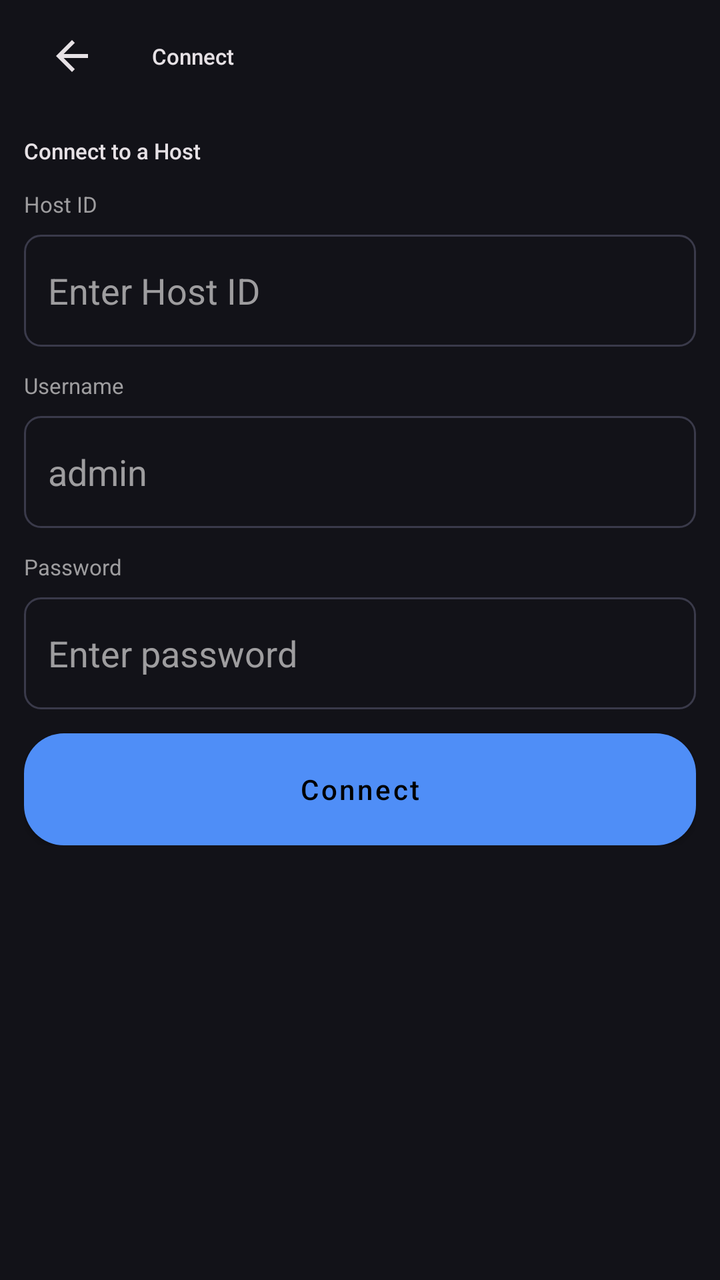
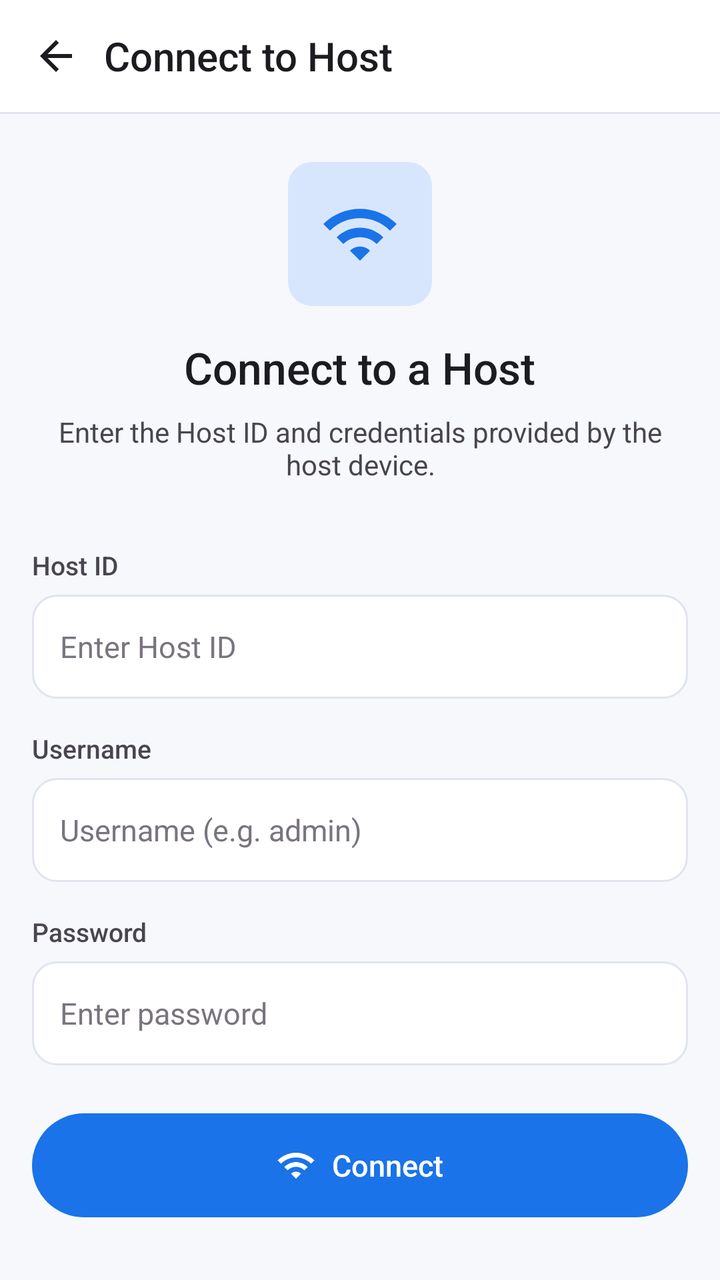

The first picture is an Android layout as it rendered before a commit; the second is the same layout after the commit. The layout source and the unified diff follow.
<!-- AndroidManifest.xml: application theme Theme.StoreMeNative -->
<!-- res/layout/activity_use_server.xml -->
<?xml version="1.0" encoding="utf-8"?>
<LinearLayout xmlns:android="http://schemas.android.com/apk/res/android"
        android:layout_width="match_parent"
        android:layout_height="match_parent"
        android:orientation="vertical"
        android:background="@color/md3_bg">

    <LinearLayout
        android:layout_width="match_parent"
        android:layout_height="56dp"
        android:orientation="horizontal"
        android:gravity="center_vertical"
        android:paddingHorizontal="12dp">
        <ImageView
        android:id="@+id/btnBack"
        android:layout_width="48dp"
        android:layout_height="48dp"
        android:src="@drawable/ic_back"
        android:tint="@color/md3_text_primary"
        android:padding="12dp"
        android:background="?attr/selectableItemBackgroundBorderless"
        android:clickable="true"
        android:focusable="true"/>
        <TextView
        android:layout_width="wrap_content"
        android:layout_height="wrap_content"
        android:text="Connect"
        android:textColor="@color/md3_text_primary"
        android:textSize="11sp"
        android:fontFamily="sans-serif-medium"
        android:layout_marginStart="16dp"/>
    </LinearLayout>

    <ScrollView
        android:layout_width="match_parent"
        android:layout_height="match_parent"
        android:padding="12dp">
        <LinearLayout
        android:layout_width="match_parent"
        android:layout_height="wrap_content"
        android:orientation="vertical">

            <TextView
        android:layout_width="wrap_content"
        android:layout_height="wrap_content"
        android:text="Connect to a Host"
        android:textSize="11sp"
        android:textColor="@color/md3_text_primary"
        android:fontFamily="sans-serif-medium"
        android:layout_marginBottom="12dp"/>

            <TextView
        android:layout_width="wrap_content"
        android:layout_height="wrap_content"
        android:text="Host ID"
        android:textColor="@color/md3_text_secondary"
        android:textSize="11sp"
        android:layout_marginBottom="8dp"/>
            <EditText
        android:id="@+id/editConnectId"
        android:layout_width="match_parent"
        android:layout_height="56dp"
        android:background="@drawable/bg_md3_input"
        android:paddingHorizontal="12dp"
        android:textColor="@color/md3_text_primary"
        android:textColorHint="@color/md3_text_secondary"
        android:hint="Enter Host ID"
        android:layout_marginBottom="12dp"/>

            <TextView
        android:layout_width="wrap_content"
        android:layout_height="wrap_content"
        android:text="Username"
        android:textColor="@color/md3_text_secondary"
        android:textSize="11sp"
        android:layout_marginBottom="8dp"/>
            <EditText
        android:id="@+id/editConnectUsername"
        android:layout_width="match_parent"
        android:layout_height="56dp"
        android:background="@drawable/bg_md3_input"
        android:paddingHorizontal="12dp"
        android:textColor="@color/md3_text_primary"
        android:textColorHint="@color/md3_text_secondary"
        android:hint="admin"
        android:layout_marginBottom="12dp"/>

            <TextView
        android:layout_width="wrap_content"
        android:layout_height="wrap_content"
        android:text="Password"
        android:textColor="@color/md3_text_secondary"
        android:textSize="11sp"
        android:layout_marginBottom="8dp"/>
            <EditText
        android:id="@+id/editConnectPassword"
        android:layout_width="match_parent"
        android:layout_height="56dp"
        android:background="@drawable/bg_md3_input"
        android:paddingHorizontal="12dp"
        android:textColor="@color/md3_text_primary"
        android:textColorHint="@color/md3_text_secondary"
        android:hint="Enter password"
        android:inputType="textPassword"/>

            <ProgressBar
        android:id="@+id/progressLoading"
        android:layout_width="wrap_content"
        android:layout_height="wrap_content"
        android:layout_gravity="center"
        android:layout_marginTop="12dp"
        android:visibility="gone"/>
            <TextView
        android:id="@+id/textLoading"
        android:layout_width="wrap_content"
        android:layout_height="wrap_content"
        android:layout_gravity="center"
        android:layout_marginTop="8dp"
        android:textColor="@color/md3_text_secondary"
        android:textSize="11sp"
        android:visibility="gone"/>


            <Button
        android:background="@drawable/bg_md3_button"
        android:textColor="#000000"
        android:textAllCaps="false"
        android:textSize="14sp"
        android:id="@+id/btnConnect"
        android:layout_width="match_parent"
        android:layout_height="56dp"
        android:layout_marginTop="12dp"
        android:text="Connect"
        android:fontFamily="sans-serif-medium"/>

            <Button
        android:background="@drawable/bg_md3_button"
        android:textColor="#000000"
        android:textAllCaps="false"
        android:textSize="14sp"
        android:id="@+id/btnRequestAccess"
        android:layout_width="match_parent"
        android:layout_height="56dp"
        android:layout_marginTop="12dp"
        android:text="Request Access"
        android:fontFamily="sans-serif-medium"
        android:visibility="gone"/>
        </LinearLayout>
    </ScrollView>
</LinearLayout>
<!-- resources referenced by this layout -->
<resources>
  <color name="md3_bg">#121218</color>
  <color name="md3_text_primary">#E6E1E5</color>
  <color name="md3_text_secondary">#9E9D9F</color>
  <!-- drawable bg_md3_button (drawable) -->
  <?xml version="1.0" encoding="utf-8"?>
  <shape xmlns:android="http://schemas.android.com/apk/res/android" android:shape="rectangle">
      <solid android:color="@color/md3_primary" />
      <corners android:radius="20dp" />
  </shape>
  <!-- drawable bg_md3_input (drawable) -->
  <?xml version="1.0" encoding="utf-8"?>
  <shape xmlns:android="http://schemas.android.com/apk/res/android">
      <solid android:color="@color/transparent"/>
      <stroke android:width="1dp" android:color="@color/md3_outline"/>
      <corners android:radius="8dp"/>
      <padding android:left="16dp" android:right="16dp" android:top="16dp" android:bottom="16dp"/>
  </shape>
  <!-- drawable ic_back (drawable) -->
  <vector xmlns:android="http://schemas.android.com/apk/res/android" android:width="24dp" android:height="24dp" android:viewportWidth="24" android:viewportHeight="24"><path android:pathData="M20 11H7.83l5.59-5.59L12 4l-8 8 8 8 1.41-1.41L7.83 13H20v-2z" android:fillColor="#111827"/></vector>
  <style name="Theme.StoreMeNative" parent="Theme.MaterialComponents.DayNight.NoActionBar">
          <item name="android:windowBackground">@color/md3_bg</item>
          <item name="android:statusBarColor">@color/md3_bg</item>
          <item name="android:windowLightStatusBar">false</item>
          <item name="colorPrimary">@color/md3_primary</item>
          <item name="colorAccent">@color/md3_primary</item>
          
          
          <item name="colorControlHighlight">#33FFFFFF</item>
      </style>
  <color name="md3_primary">#4F8EF7</color>
  <color name="transparent">#00000000</color>
  <color name="md3_outline">#3A3A4A</color>
</resources>

<!-- the commit's change to res/layout/activity_use_server.xml (unified diff, before → after) -->
@@ -1,150 +1,215 @@
 <?xml version="1.0" encoding="utf-8"?>
 <LinearLayout xmlns:android="http://schemas.android.com/apk/res/android"
-        android:layout_width="match_parent"
-        android:layout_height="match_parent"
-        android:orientation="vertical"
-        android:background="@color/md3_bg">
-
+    android:layout_width="match_parent"
+    android:layout_height="match_parent"
+    android:orientation="vertical"
+    android:background="@color/md3_bg">
+
+    
     <LinearLayout
         android:layout_width="match_parent"
         android:layout_height="56dp"
         android:orientation="horizontal"
         android:gravity="center_vertical"
-        android:paddingHorizontal="12dp">
+        android:paddingHorizontal="4dp"
+        android:background="@color/md3_surface">
         <ImageView
-        android:id="@+id/btnBack"
-        android:layout_width="48dp"
-        android:layout_height="48dp"
-        android:src="@drawable/ic_back"
-        android:tint="@color/md3_text_primary"
-        android:padding="12dp"
-        android:background="?attr/selectableItemBackgroundBorderless"
-        android:clickable="true"
-        android:focusable="true"/>
+            android:id="@+id/btnBack"
+            android:layout_width="48dp"
+            android:layout_height="48dp"
+            android:src="@drawable/ic_back"
+            android:tint="@color/md3_text_primary"
+            android:padding="12dp"
+            android:background="?attr/selectableItemBackgroundBorderless"
+            android:clickable="true"
+            android:focusable="true"/>
         <TextView
-        android:layout_width="wrap_content"
-        android:layout_height="wrap_content"
-        android:text="Connect"
-        android:textColor="@color/md3_text_primary"
-        android:textSize="11sp"
-        android:fontFamily="sans-serif-medium"
-        android:layout_marginStart="16dp"/>
+            android:layout_width="0dp"
+            android:layout_height="wrap_content"
+            android:layout_weight="1"
+            android:text="Connect to Host"
+            android:textColor="@color/md3_text_primary"
+            android:textSize="20sp"
+            android:fontFamily="sans-serif-medium"/>
     </LinearLayout>
+
+    <View android:layout_width="match_parent" android:layout_height="1dp"
+        android:background="@color/md3_outline"/>
 
     <ScrollView
         android:layout_width="match_parent"
         android:layout_height="match_parent"
-        android:padding="12dp">
+        android:padding="16dp">
         <LinearLayout
-        android:layout_width="match_parent"
-        android:layout_height="wrap_content"
-        android:orientation="vertical">
-
-            <TextView
-        android:layout_width="wrap_content"
-        android:layout_height="wrap_content"
-        android:text="Connect to a Host"
-        android:textSize="11sp"
-        android:textColor="@color/md3_text_primary"
-        android:fontFamily="sans-serif-medium"
-        android:layout_marginBottom="12dp"/>
-
-            <TextView
-        android:layout_width="wrap_content"
-        android:layout_height="wrap_content"
-        android:text="Host ID"
-        android:textColor="@color/md3_text_secondary"
-        android:textSize="11sp"
-        android:layout_marginBottom="8dp"/>
+            android:layout_width="match_parent"
+            android:layout_height="wrap_content"
+            android:orientation="vertical">
+
+            
+            <FrameLayout
+                android:layout_width="72dp"
+                android:layout_height="72dp"
+                android:background="@drawable/bg_md3_icon_container"
+                android:layout_gravity="center_horizontal"
+                android:layout_marginBottom="16dp"
+                android:layout_marginTop="8dp">
+                <ImageView
+                    android:layout_width="40dp"
+                    android:layout_height="40dp"
+                    android:src="@drawable/ic_connect"
+                    android:tint="@color/md3_primary"
+                    android:layout_gravity="center"/>
+            </FrameLayout>
+
+            <TextView
+                android:layout_width="wrap_content"
+                android:layout_height="wrap_content"
+                android:text="Connect to a Host"
+                android:textSize="22sp"
+                android:fontFamily="sans-serif-medium"
+                android:textColor="@color/md3_text_primary"
+                android:layout_gravity="center_horizontal"
+                android:layout_marginBottom="8dp"/>
+
+            <TextView
+                android:layout_width="wrap_content"
+                android:layout_height="wrap_content"
+                android:text="Enter the Host ID and credentials provided by the host device."
+                android:textSize="14sp"
+                android:textColor="@color/md3_text_secondary"
+                android:gravity="center"
+                android:layout_gravity="center_horizontal"
+                android:layout_marginBottom="32dp"/>
+
+            
+            <TextView
+                android:layout_width="wrap_content"
+                android:layout_height="wrap_content"
+                android:text="Host ID"
+                android:textColor="@color/md3_text_secondary"
+                android:textSize="13sp"
+                android:fontFamily="sans-serif-medium"
+                android:layout_marginBottom="6dp"/>
             <EditText
-        android:id="@+id/editConnectId"
-        android:layout_width="match_parent"
-        android:layout_height="56dp"
-        android:background="@drawable/bg_md3_input"
-        android:paddingHorizontal="12dp"
-        android:textColor="@color/md3_text_primary"
-        android:textColorHint="@color/md3_text_secondary"
-        android:hint="Enter Host ID"
-        android:layout_marginBottom="12dp"/>
-
-            <TextView
-        android:layout_width="wrap_content"
-        android:layout_height="wrap_content"
-        android:text="Username"
-        android:textColor="@color/md3_text_secondary"
-        android:textSize="11sp"
-        android:layout_marginBottom="8dp"/>
+                android:id="@+id/editConnectId"
+                android:layout_width="match_parent"
+                android:layout_height="52dp"
+                android:background="@drawable/bg_md3_input"
+                android:paddingHorizontal="14dp"
+                android:textColor="@color/md3_text_primary"
+                android:textColorHint="@color/md3_text_tertiary"
+                android:hint="Enter Host ID"
+                android:textSize="15sp"
+                android:layout_marginBottom="16dp"/>
+
+            
+            <TextView
+                android:layout_width="wrap_content"
+                android:layout_height="wrap_content"
+                android:text="Username"
+                android:textColor="@color/md3_text_secondary"
+                android:textSize="13sp"
+                android:fontFamily="sans-serif-medium"
+                android:layout_marginBottom="6dp"/>
             <EditText
-        android:id="@+id/editConnectUsername"
-        android:layout_width="match_parent"
-        android:layout_height="56dp"
-        android:background="@drawable/bg_md3_input"
-        android:paddingHorizontal="12dp"
-        android:textColor="@color/md3_text_primary"
-        android:textColorHint="@color/md3_text_secondary"
-        android:hint="admin"
-        android:layout_marginBottom="12dp"/>
-
-            <TextView
-        android:layout_width="wrap_content"
-        android:layout_height="wrap_content"
-        android:text="Password"
-        android:textColor="@color/md3_text_secondary"
-        android:textSize="11sp"
-        android:layout_marginBottom="8dp"/>
+                android:id="@+id/editConnectUsername"
+                android:layout_width="match_parent"
+                android:layout_height="52dp"
+                android:background="@drawable/bg_md3_input"
+                android:paddingHorizontal="14dp"
+                android:textColor="@color/md3_text_primary"
+                android:textColorHint="@color/md3_text_tertiary"
+                android:hint="Username (e.g. admin)"
+                android:textSize="15sp"
+                android:layout_marginBottom="16dp"/>
+
+            
+            <TextView
+                android:layout_width="wrap_content"
+                android:layout_height="wrap_content"
+                android:text="Password"
+                android:textColor="@color/md3_text_secondary"
+                android:textSize="13sp"
+                android:fontFamily="sans-serif-medium"
+                android:layout_marginBottom="6dp"/>
             <EditText
-        android:id="@+id/editConnectPassword"
-        android:layout_width="match_parent"
-        android:layout_height="56dp"
-        android:background="@drawable/bg_md3_input"
-        android:paddingHorizontal="12dp"
-        android:textColor="@color/md3_text_primary"
-        android:textColorHint="@color/md3_text_secondary"
-        android:hint="Enter password"
-        android:inputType="textPassword"/>
-
+                android:id="@+id/editConnectPassword"
+                android:layout_width="match_parent"
+                android:layout_height="52dp"
+                android:background="@drawable/bg_md3_input"
+                android:paddingHorizontal="14dp"
+                android:textColor="@color/md3_text_primary"
+                android:textColorHint="@color/md3_text_tertiary"
+                android:hint="Enter password"
+                android:inputType="textPassword"
+                android:textSize="15sp"
+                android:layout_marginBottom="24dp"/>
+
+            
             <ProgressBar
-        android:id="@+id/progressLoading"
-        android:layout_width="wrap_content"
-        android:layout_height="wrap_content"
-        android:layout_gravity="center"
-        android:layout_marginTop="12dp"
-        android:visibility="gone"/>
-            <TextView
-        android:id="@+id/textLoading"
-        android:layout_width="wrap_content"
-        android:layout_height="wrap_content"
-        android:layout_gravity="center"
-        android:layout_marginTop="8dp"
-        android:textColor="@color/md3_text_secondary"
-        android:textSize="11sp"
-        android:visibility="gone"/>
-
-
-            <Button
-        android:background="@drawable/bg_md3_button"
-        android:textColor="#000000"
-        android:textAllCaps="false"
-        android:textSize="14sp"
-        android:id="@+id/btnConnect"
-        android:layout_width="match_parent"
-        android:layout_height="56dp"
-        android:layout_marginTop="12dp"
-        android:text="Connect"
-        android:fontFamily="sans-serif-medium"/>
-
-            <Button
-        android:background="@drawable/bg_md3_button"
-        android:textColor="#000000"
-        android:textAllCaps="false"
-        android:textSize="14sp"
-        android:id="@+id/btnRequestAccess"
-        android:layout_width="match_parent"
-        android:layout_height="56dp"
-        android:layout_marginTop="12dp"
-        android:text="Request Access"
-        android:fontFamily="sans-serif-medium"
-        android:visibility="gone"/>
+                android:id="@+id/progressLoading"
+                android:layout_width="wrap_content"
+                android:layout_height="wrap_content"
+                android:layout_gravity="center"
+                android:visibility="gone"
+                android:layout_marginBottom="8dp"/>
+            <TextView
+                android:id="@+id/textLoading"
+                android:layout_width="wrap_content"
+                android:layout_height="wrap_content"
+                android:layout_gravity="center"
+                android:textColor="@color/md3_text_secondary"
+                android:textSize="13sp"
+                android:visibility="gone"
+                android:layout_marginBottom="16dp"/>
+
+            
+            <LinearLayout
+                android:id="@+id/btnConnect"
+                android:layout_width="match_parent"
+                android:layout_height="52dp"
+                android:background="@drawable/bg_md3_button_primary"
+                android:gravity="center"
+                android:orientation="horizontal"
+                android:clickable="true"
+                android:focusable="true"
+                android:layout_marginBottom="12dp">
+                <ImageView
+                    android:layout_width="20dp"
+                    android:layout_height="20dp"
+                    android:src="@drawable/ic_connect"
+                    android:tint="@color/md3_text_on_primary"
+                    android:layout_marginEnd="8dp"/>
+                <TextView
+                    android:layout_width="wrap_content"
+                    android:layout_height="wrap_content"
+                    android:text="Connect"
+                    android:textColor="@color/md3_text_on_primary"
+                    android:textSize="15sp"
+                    android:fontFamily="sans-serif-medium"/>
+            </LinearLayout>
+
+            
+            <LinearLayout
+                android:id="@+id/btnRequestAccess"
+                android:layout_width="match_parent"
+                android:layout_height="52dp"
+                android:background="@drawable/bg_md3_button_secondary"
+                android:gravity="center"
+                android:orientation="horizontal"
+                android:clickable="true"
+                android:focusable="true"
+                android:visibility="gone">
+                <TextView
+                    android:layout_width="wrap_content"
+                    android:layout_height="wrap_content"
+                    android:text="Request Access"
+                    android:textColor="@color/md3_text_primary"
+                    android:textSize="15sp"
+                    android:fontFamily="sans-serif-medium"/>
+            </LinearLayout>
+
         </LinearLayout>
     </ScrollView>
+
 </LinearLayout>
<!-- resource entries referenced after the edit -->
@@ -1,36 +1,62 @@
 <!-- resources referenced by this layout -->
 <resources>
-  <color name="md3_bg">#121218</color>
-  <color name="md3_text_primary">#E6E1E5</color>
-  <color name="md3_text_secondary">#9E9D9F</color>
-  <!-- drawable bg_md3_button (drawable) -->
+  <color name="md3_bg">#F6F8FB</color>
+  <color name="md3_text_primary">#1C1B1F</color>
+  <color name="md3_text_secondary">#49454F</color>
+  <color name="md3_text_tertiary">#79747E</color>
+  <!-- drawable bg_md3_button_primary (drawable) -->
   <?xml version="1.0" encoding="utf-8"?>
   <shape xmlns:android="http://schemas.android.com/apk/res/android" android:shape="rectangle">
-      <solid android:color="@color/md3_primary" />
-      <corners android:radius="20dp" />
+      <solid android:color="@color/md3_primary"/>
+      <corners android:radius="100dp"/>
+  </shape>
+  <!-- drawable bg_md3_button_secondary (drawable) -->
+  <?xml version="1.0" encoding="utf-8"?>
+  <shape xmlns:android="http://schemas.android.com/apk/res/android" android:shape="rectangle">
+      <solid android:color="@color/md3_surface_variant"/>
+      <corners android:radius="100dp"/>
+      <stroke android:width="1dp" android:color="@color/md3_outline"/>
+  </shape>
+  <!-- drawable bg_md3_icon_container (drawable) -->
+  <?xml version="1.0" encoding="utf-8"?>
+  <shape xmlns:android="http://schemas.android.com/apk/res/android" android:shape="rectangle">
+      <solid android:color="@color/md3_primary_container"/>
+      <corners android:radius="12dp"/>
   </shape>
   <!-- drawable bg_md3_input (drawable) -->
   <?xml version="1.0" encoding="utf-8"?>
-  <shape xmlns:android="http://schemas.android.com/apk/res/android">
-      <solid android:color="@color/transparent"/>
+  <shape xmlns:android="http://schemas.android.com/apk/res/android" android:shape="rectangle">
+      <solid android:color="@color/md3_surface"/>
+      <corners android:radius="12dp"/>
       <stroke android:width="1dp" android:color="@color/md3_outline"/>
-      <corners android:radius="8dp"/>
-      <padding android:left="16dp" android:right="16dp" android:top="16dp" android:bottom="16dp"/>
   </shape>
   <!-- drawable ic_back (drawable) -->
   <vector xmlns:android="http://schemas.android.com/apk/res/android" android:width="24dp" android:height="24dp" android:viewportWidth="24" android:viewportHeight="24"><path android:pathData="M20 11H7.83l5.59-5.59L12 4l-8 8 8 8 1.41-1.41L7.83 13H20v-2z" android:fillColor="#111827"/></vector>
-  <style name="Theme.StoreMeNative" parent="Theme.MaterialComponents.DayNight.NoActionBar">
+  <!-- drawable ic_connect (drawable) -->
+  <vector xmlns:android="http://schemas.android.com/apk/res/android" android:width="24dp" android:height="24dp" android:viewportWidth="24" android:viewportHeight="24"><path android:fillColor="#000000" android:pathData="M1,9l2,2c4.97,-4.97 13.03,-4.97 18,0l2,-2C16.93,2.93 7.08,2.93 1,9zM9,17l3,3 3,-3c-1.65,-1.66 -4.34,-1.66 -6,0zM5,13l2,2c2.76,-2.76 7.24,-2.76 10,0l2,-2C15.14,9.14 8.87,9.14 5,13z"/></vector>
+  <style name="Theme.StoreMeNative" parent="Theme.MaterialComponents.Light.NoActionBar">
           <item name="android:windowBackground">@color/md3_bg</item>
-          <item name="android:statusBarColor">@color/md3_bg</item>
-          <item name="android:windowLightStatusBar">false</item>
+          <item name="android:statusBarColor">@color/md3_surface</item>
+          <item name="android:windowLightStatusBar">true</item>
+          <item name="android:navigationBarColor">@color/md3_surface</item>
+          <item name="android:windowLightNavigationBar">true</item>
           <item name="colorPrimary">@color/md3_primary</item>
+          <item name="colorPrimaryVariant">@color/md3_primary</item>
           <item name="colorAccent">@color/md3_primary</item>
-          
-          
-          <item name="colorControlHighlight">#33FFFFFF</item>
+          <item name="colorSurface">@color/md3_surface</item>
+          <item name="colorOnSurface">@color/md3_text_primary</item>
+          <item name="colorError">@color/md3_error</item>
+          <item name="colorControlHighlight">#1A1A73E8</item>
+          <item name="colorControlNormal">@color/md3_text_secondary</item>
+          <item name="android:textColorPrimary">@color/md3_text_primary</item>
+          <item name="android:textColorSecondary">@color/md3_text_secondary</item>
       </style>
-  <color name="md3_primary">#4F8EF7</color>
-  <color name="transparent">#00000000</color>
-  <color name="md3_outline">#3A3A4A</color>
+  <color name="md3_surface_variant">#EFF2F8</color>
+  <color name="md3_primary_container">#D8E6FD</color>
+  <color name="md3_error">#B3261E</color>
+  <color name="md3_primary">#1A73E8</color>
+  <color name="md3_surface">#FFFFFF</color>
+  <color name="md3_text_on_primary">#FFFFFF</color>
+  <color name="md3_outline">#E0E4EC</color>
 </resources>
 
